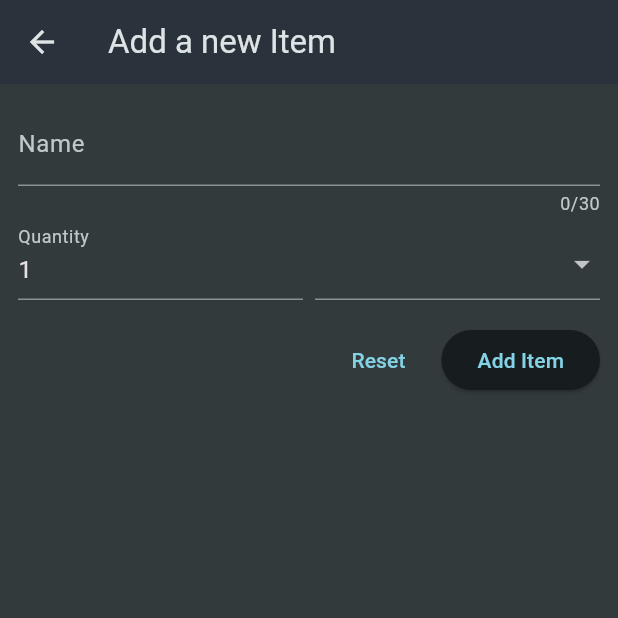
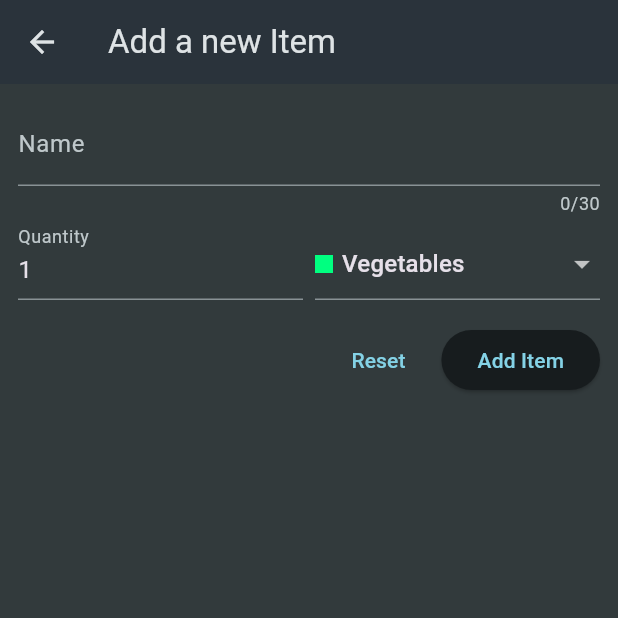
Before and after one commit to Aviral23Sri/Shopping-List-App, a Flutter app: the screen it shows after launch, after a tap on the "add" icon, on a phone screen of 412 x 824 dp, the top half of it. Run offline on Flutter 3.47's test engine with Material 3 defaults, Android fonts, the phone set to English and light mode, and no system bars.

Commit message:
used async and await to get the data when the newItem screen is added , added a logic to home screen when there is no item added , used global key to use the form key to use functionalities of of forms , save the item in seprate method _saveItem() , invoked all the validators by using that global key

```diff
--- a/lib/widgets/grocery_list.dart
+++ b/lib/widgets/grocery_list.dart
@@ -1,6 +1,7 @@
 import 'package:flutter/material.dart';
-import 'package:shopping_list/data/dummy_items.dart';
+// import 'package:shopping_list/data/dummy_items.dart';
 import 'package:shopping_list/widgets/new_item.dart';
+import 'package:shopping_list/models/grocery_item.dart';
 
 class GroceryList extends StatefulWidget {
   const GroceryList({super.key});
@@ -10,14 +11,59 @@ class GroceryList extends StatefulWidget {
 }
 
 class _GroceryListState extends State<GroceryList> {
-  void _addItem() {
-    Navigator.of(context).push(
-      MaterialPageRoute(builder: (ctx) => const NewItem(),),
+  void _addItem() async {
+    final newItem = await Navigator.of(context).push<GroceryItem>(
+      MaterialPageRoute(
+        builder: (ctx) => const NewItem(),
+      ),
     );
-  }  //
+    if (newItem == null) {
+      return;
+    }
+    setState(() {
+      _groceryItems.add(newItem);
+    });
+  }
+
+  void _removeItem(GroceryItem item) {
+    setState(() {
+      _groceryItems.remove(item);
+    });
+  }
+
+  final List<GroceryItem> _groceryItems = [];
 
   @override
   Widget build(BuildContext context) {
+    Widget content = const Center(
+      child: Text(
+        'No Items!.. Try to Add one...',
+        style: TextStyle(fontSize: 18),
+      ),
+    );
+
+    if (_groceryItems.isNotEmpty) {
+      content = ListView.builder(
+        itemCount: _groceryItems.length,
+        itemBuilder: (ctx, index) => Dismissible(
+          onDismissed: (direction) {
+            _removeItem(_groceryItems[index]);
+          },
+          key: ValueKey(_groceryItems[index].id),
+          child: ListTile(
+            title: Text(_groceryItems[index].name),
+            leading: Container(
+              width: 24,
+              height: 24,
+              color: _groceryItems[index].category.color,
+            ),
+            trailing: Text(
+              _groceryItems[index].quantity.toString(),
+            ),
+          ),
+        ),
+      );
+    }
     return Scaffold(
       appBar: AppBar(
         title: const Text('Your Groceries'),
@@ -28,20 +74,7 @@ class _GroceryListState extends State<GroceryList> {
           )
         ],
       ),
-      body: ListView.builder(
-        itemCount: groceryItems.length,
-        itemBuilder: (ctx, index) => ListTile(
-          title: Text(groceryItems[index].name),
-          leading: Container(
-            width: 24,
-            height: 24,
-            color: groceryItems[index].category.color,
-          ),
-          trailing: Text(
-            groceryItems[index].quantity.toString(),
-          ),
-        ),
-      ),
+      body: content,
     );
   }
 }
--- a/lib/widgets/new_item.dart
+++ b/lib/widgets/new_item.dart
@@ -1,5 +1,8 @@
 import 'package:flutter/material.dart';
 import 'package:shopping_list/data/categories.dart';
+import 'package:shopping_list/models/category.dart';
+import 'package:shopping_list/models/grocery_item.dart';
+
 
 class NewItem extends StatefulWidget {
   const NewItem({super.key});
@@ -11,6 +14,24 @@ class NewItem extends StatefulWidget {
 }
 
 class _NewItemState extends State<NewItem> {
+  final _formKey = GlobalKey<FormState>();
+  var _enteredName = '';
+  var _enteredQuantity = 1;
+  var _selectedCategory = categories[Categories.vegetables]!;
+
+  void _saveItem() {
+    if (_formKey.currentState!.validate()) {
+      _formKey.currentState!.save();
+      Navigator.of(context).pop(
+        GroceryItem(
+            id: DateTime.now().toString(),
+            name: _enteredName,
+            quantity: _enteredQuantity,
+            category: _selectedCategory),
+      );
+    }
+  }
+
   @override
   Widget build(BuildContext context) {
     return Scaffold(
@@ -20,6 +41,7 @@ class _NewItemState extends State<NewItem> {
       body: Padding(
         padding: const EdgeInsets.all(12),
         child: Form(
+          key: _formKey,
           child: Column(
             children: [
               TextFormField(
@@ -36,6 +58,9 @@ class _NewItemState extends State<NewItem> {
                   }
                   return null;
                 },
+                onSaved: (value) {
+                  _enteredName = value!;
+                },
               ),
               Row(
                 crossAxisAlignment: CrossAxisAlignment.end,
@@ -45,23 +70,29 @@ class _NewItemState extends State<NewItem> {
                       validator: (value) {
                         if (value == null ||
                             value.isEmpty ||
-                            int.tryParse(value) == null||
+                            int.tryParse(value) == null ||
                             int.tryParse(value)! <= 0) {
                           return 'Must be a valid, positive number!';
                         }
                         return null;
                       },
+                      onSaved: (value) {
+                        _enteredQuantity = int.parse(value!);
+                      },
                       decoration: const InputDecoration(
                         label: Text('Quantity'),
                       ),
-                      initialValue: '1',
+                      keyboardType: TextInputType.number,
+                      initialValue: _enteredQuantity.toString(),
                     ),
                   ),
-                  SizedBox(
+                  const SizedBox(
                     width: 8,
                   ),
                   Expanded(
-                    child: DropdownButtonFormField(items: [
+                    child: DropdownButtonFormField(
+                      value: _selectedCategory,
+                      items: [
                         for (final category in categories.entries)
                           DropdownMenuItem(
                             value: category.value,
@@ -79,7 +110,13 @@ class _NewItemState extends State<NewItem> {
                               ],
                             ),
                           )
-                    ], onChanged: (value) {}),
+                      ],
+                      onChanged: (value) {
+                        setState(() {
+                          _selectedCategory = value!;
+                        });
+                      },
+                    ),
                   ),
                 ],
               ),
@@ -89,12 +126,16 @@ class _NewItemState extends State<NewItem> {
               Row(
                 mainAxisAlignment: MainAxisAlignment.end,
                 children: [
-                  TextButton(onPressed: () {}, child: const Text('Reset')),
-                  SizedBox(
+                  TextButton(
+                      onPressed: () {
+                        _formKey.currentState!.reset();
+                      },
+                      child: const Text('Reset')),
+                  const SizedBox(
                     width: 10,
                   ),
                   ElevatedButton(
-                    onPressed: () {},
+                    onPressed: _saveItem,
                     child: const Text('Add Item'),
                   ),
                 ],
--- a/pubspec.yaml
+++ b/pubspec.yaml
@@ -35,6 +35,7 @@ dependencies:
   # The following adds the Cupertino Icons font to your application.
   # Use with the CupertinoIcons class for iOS style icons.
   cupertino_icons: ^1.0.6
+  http: ^1.2.2
 
 dev_dependencies:
   flutter_test:
```
Also changed, not shown: pubspec.lock. Lines whose indentation alone changed are shown as unchanged.
